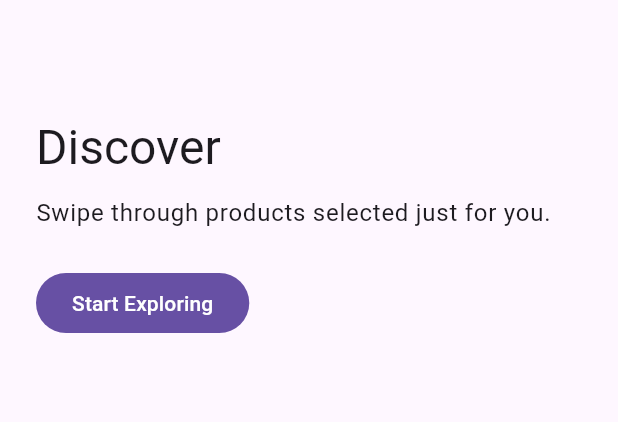
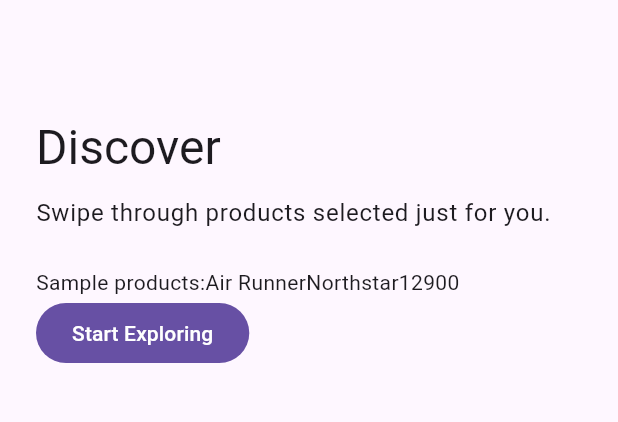
Before and after one commit to danieljreije/stafeed, a Flutter app: the screen it shows after launch, on a phone screen of 412 x 824 dp, the part 63-485 px from its top. Run offline on Flutter 3.47's test engine with Material 3 defaults, Android fonts, the phone set to English and light mode, and no system bars.

Commit message:
feat: add product model and sample data

```diff
--- /dev/null
+++ b/lib/app/features/feed/data/sample_products.dart
@@ -0,0 +1,31 @@
+import '../models/product.dart';
+
+const sampleProducts = [
+  Product(
+    id: 'shoe-001',
+    name: 'Air Runner',
+    brand: 'Northstar',
+    priceInCents: 12900,
+    currencyCode: 'USD',
+    category: 'Shoes',
+    imageUrl: 'https://picsum.photos/seed/shoe1/800/1200',
+  ),
+  Product(
+    id: 'shoe-002',
+    name: 'Street Classic',
+    brand: 'Motion',
+    priceInCents: 9900,
+    currencyCode: 'USD',
+    category: 'Shoes',
+    imageUrl: 'https://picsum.photos/seed/shoe2/800/1200',
+  ),
+  Product(
+    id: 'watch-001',
+    name: 'Minimal Steel',
+    brand: 'Chrona',
+    priceInCents: 18900,
+    currencyCode: 'USD',
+    category: 'Watches',
+    imageUrl: 'https://picsum.photos/seed/watch1/800/1200',
+  ),
+];
--- /dev/null
+++ b/lib/app/features/home/home_screen.dart
@@ -0,0 +1,50 @@
+import '../feed/data/sample_products.dart';
+import 'package:flutter/material.dart';
+
+class HomeScreen extends StatelessWidget {
+  const HomeScreen({super.key});
+
+  @override
+  Widget build(BuildContext context) {
+    return Scaffold(
+
+      appBar: AppBar(
+        title: const Text('Stafeed'),
+      ),
+      body:
+      Padding(
+        padding: const EdgeInsets.all(24.0),
+        child:Column(
+          crossAxisAlignment: CrossAxisAlignment.start,
+          children: [
+            const SizedBox(height: 40.0),
+
+            Text('Discover',
+            style: Theme.of(context).textTheme.headlineLarge,
+            ),
+
+            const SizedBox(height: 12.0),
+
+            Text('Swipe through products selected just for you.',
+            style: Theme.of(context).textTheme.bodyLarge,
+            ),
+
+            const SizedBox(height: 24.0),
+
+          Text(
+            'Sample products:${sampleProducts.first.name}'+
+                        '${sampleProducts.first.brand}'+
+                        '${sampleProducts.first.priceInCents}',
+          ),
+          FilledButton(
+            onPressed: () {
+              // Handle button press
+            },
+            child: const Text('Start Exploring'),
+          ),
+          ],
+        ),
+      ),
+    );
+  }
+}
--- a/lib/main.dart
+++ b/lib/main.dart
@@ -1,4 +1,5 @@
 import 'package:flutter/material.dart';
+import 'app/features/home/home_screen.dart';
 
 void main() {
   runApp(const StafeedApp());
@@ -16,46 +17,3 @@ class StafeedApp extends StatelessWidget {
     );
   }
 }
-
-class HomeScreen extends StatelessWidget {
-  const HomeScreen({super.key});
-
-  @override
-  Widget build(BuildContext context) {
-    return Scaffold(
-
-      appBar: AppBar(
-        title: const Text('Stafeed'),
-      ),
-      body:
-      Padding(
-        padding: const EdgeInsets.all(24.0),
-        child:Column(
-          crossAxisAlignment: CrossAxisAlignment.start,
-          children: [
-            const SizedBox(height: 40.0),
-
-            Text('Discover',
-            style: Theme.of(context).textTheme.headlineLarge,
-            ),
-
-            const SizedBox(height: 12.0),
-
-            Text('Swipe through products selected just for you.',
-            style: Theme.of(context).textTheme.bodyLarge,
-            ),
-
-            const SizedBox(height: 24.0),
-
-          FilledButton(
-            onPressed: () {
-              // Handle button press
-            },
-            child: const Text('Start Exploring'),
-          ),
-          ],
-        ),
-      ),
-    );
-  }
-}
```
Also changed, not shown: lib/app/features/feed/models/product.dart (added, +19 -0 lines), lib/app/stafeed_app.dart (added).
